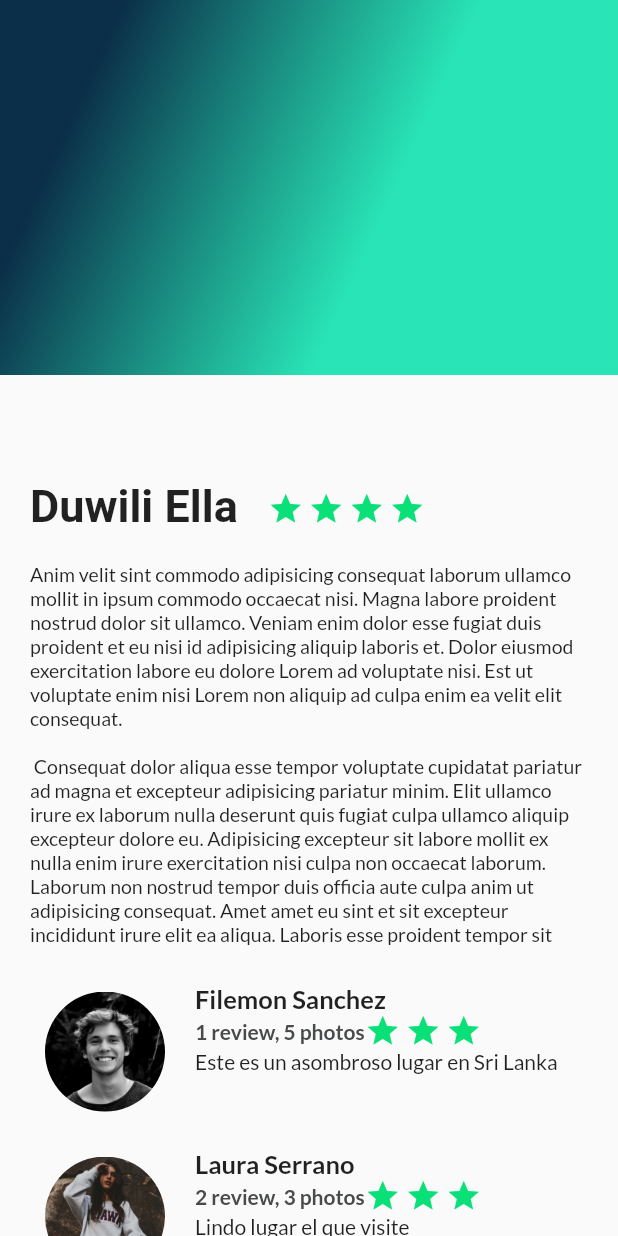
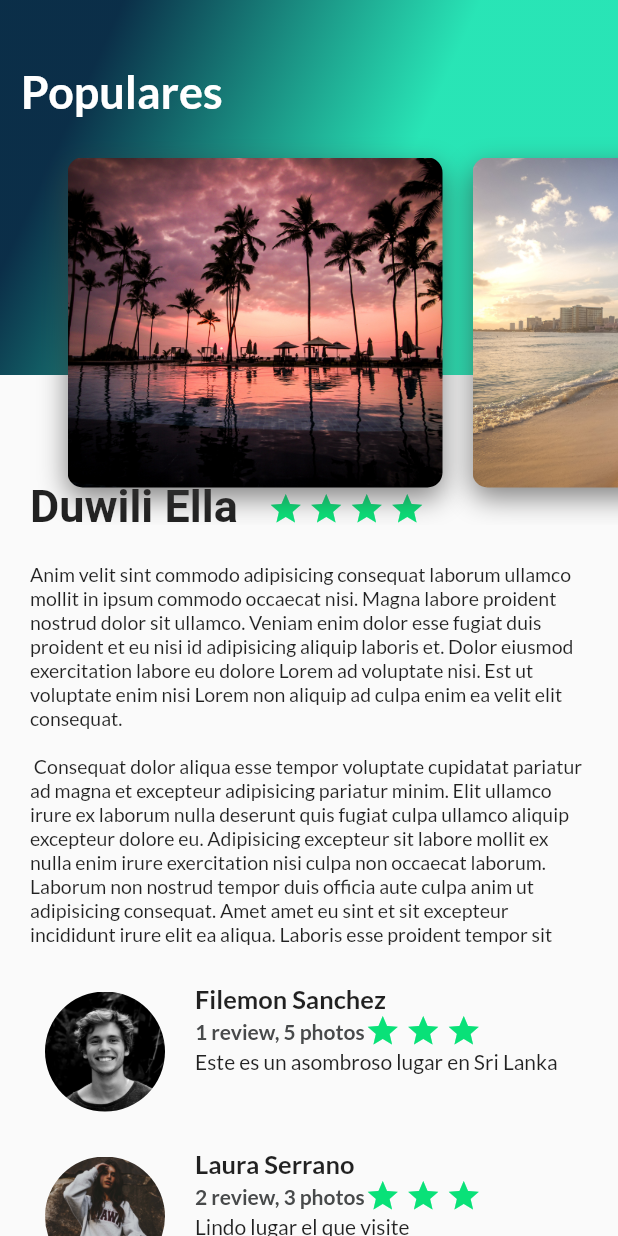
Before and after one commit to Emmafloh13/TavelAPP, a Flutter app: the screen it shows after launch, on a phone screen of 412 x 824 dp. Run offline on Flutter 3.47's test engine with Material 2 defaults, Android fonts, the phone set to English and light mode, and no system bars; our stand-ins replace google_fonts.

Commit message:
Mostrando imagenes

```diff
--- a/lib/main.dart
+++ b/lib/main.dart
@@ -1,6 +1,7 @@
 import 'package:flutter/material.dart';
 import 'package:travel_app5a/screens/description_place_screen.dart';
 import 'package:travel_app5a/screens/gradient_back.dart';
+import 'package:travel_app5a/screens/header.dart';
 import 'package:travel_app5a/screens/reviews.dart';
 
 void main() {
@@ -30,7 +31,7 @@ class MainApp extends StatelessWidget {
                 const Reviews(),
               ],
             ),
-            const GradientBack(),
+            const Header(),
           ],
         ),
       ),
--- /dev/null
+++ b/lib/screens/card_image_list.dart
@@ -0,0 +1,22 @@
+import 'package:flutter/material.dart';
+import 'package:travel_app5a/screens/card_imagen.dart';
+
+class CardImageList extends StatelessWidget {
+  const CardImageList({super.key});
+
+  @override
+  Widget build(BuildContext context) {
+    return Container(
+      height: 350.0,
+      child: ListView(
+        padding: const EdgeInsets.all(25.0),
+        scrollDirection: Axis.horizontal,
+        children: const [
+          CardImage(pathImage: 'assets/img/imagen1.jpg'),
+          CardImage(pathImage: 'assets/img/imagen2.jpg'),
+          CardImage(pathImage: 'assets/img/imagen3.jpg'),
+        ],
+      ),
+    );
+  }
+}
--- /dev/null
+++ b/lib/screens/card_imagen.dart
@@ -0,0 +1,33 @@
+import 'package:flutter/material.dart';
+
+class CardImage extends StatelessWidget {
+  final String pathImage;
+  const CardImage({super.key, required this.pathImage});
+
+  @override
+  Widget build(BuildContext context) {
+    final card = Container(
+      height: 350.0,
+      width: 250.0,
+      margin: const EdgeInsets.only(
+        top: 80.0,
+        left: 20.0,
+      ),
+      decoration: BoxDecoration(
+        image: DecorationImage(
+          fit: BoxFit.cover,
+          image: AssetImage(pathImage),
+        ),
+        borderRadius: const BorderRadius.all(Radius.circular(10.0)),
+        boxShadow: const <BoxShadow>[
+          BoxShadow(
+            color: Color.fromARGB(157, 57, 56, 56),
+            blurRadius: 15.0,
+            offset: Offset(0.0, 7.0),
+          )
+        ],
+      ),
+    );
+    return card;
+  }
+}
--- a/lib/screens/gradient_back.dart
+++ b/lib/screens/gradient_back.dart
@@ -1,7 +1,9 @@
 import 'package:flutter/material.dart';
+import 'package:google_fonts/google_fonts.dart';
 
 class GradientBack extends StatelessWidget {
-  const GradientBack({super.key});
+  final String title;
+  const GradientBack({super.key, required this.title});
 
   @override
   Widget build(BuildContext context) {
@@ -18,6 +20,15 @@ class GradientBack extends StatelessWidget {
             stops: [0.0, 0.6],
             tileMode: TileMode.clamp),
       ),
+      alignment: const Alignment(-0.9, -0.6),
+      child: Text(
+        title,
+        style: GoogleFonts.lato(
+          fontSize: 30.0,
+          color: Colors.white,
+          fontWeight: FontWeight.bold,
+        ),
+      ),
     );
   }
 }
--- /dev/null
+++ b/lib/screens/header.dart
@@ -0,0 +1,17 @@
+import 'package:flutter/material.dart';
+import 'package:travel_app5a/screens/card_image_list.dart';
+import 'package:travel_app5a/screens/gradient_back.dart';
+
+class Header extends StatelessWidget {
+  const Header({super.key});
+
+  @override
+  Widget build(BuildContext context) {
+    return Stack(
+      children: [
+        GradientBack(title: 'Populares'),
+        CardImageList(),
+      ],
+    );
+  }
+}
--- a/pubspec.yaml
+++ b/pubspec.yaml
@@ -23,3 +23,6 @@ flutter:
   - assets/img/profile1.jpg
   - assets/img/profile2.jpg
   - assets/img/profile3.jpg
+  - assets/img/imagen1.jpg
+  - assets/img/imagen2.jpg
+  - assets/img/imagen3.jpg
```
Also changed, not shown: assets/img/imagen1.jpg (added), assets/img/imagen2.jpg (added), assets/img/imagen3.jpg (added).
